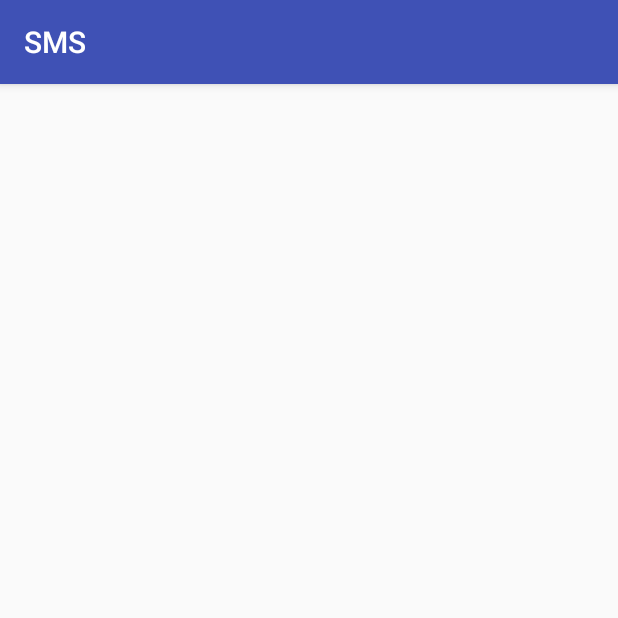
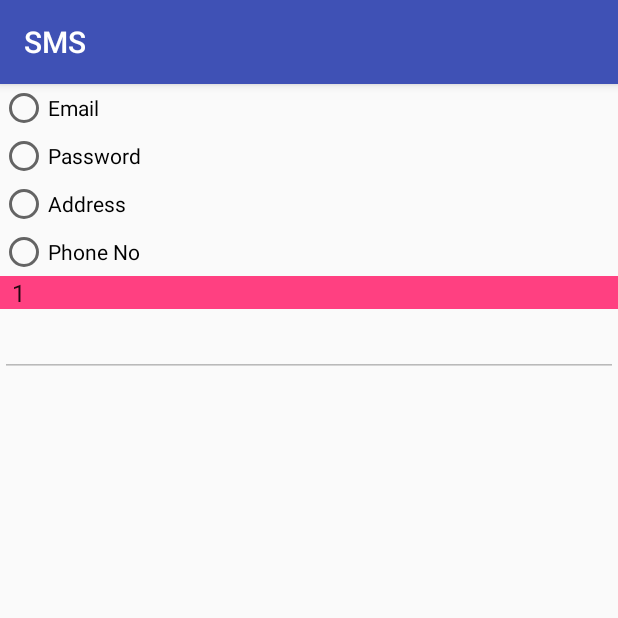
Before and after one commit to sachinitk/SMS, an Android app: the edit_basic_info screen opened directly, with no data from a screen before it, on a phone screen of 412 x 824 dp, the top half of it. Run offline under Robolectric (Android 15) with nearby library versions, the phone set to English and light mode, and no system bars.

Commit message:
5th commit

```diff
--- a/app/src/main/java/com/example/sachin/sms/Admin/studnent_details/update/edit_basic_info.java
+++ b/app/src/main/java/com/example/sachin/sms/Admin/studnent_details/update/edit_basic_info.java
@@ -2,14 +2,53 @@ package com.example.sachin.sms.Admin.studnent_details.update;
 
 import android.support.v7.app.AppCompatActivity;
 import android.os.Bundle;
+import android.widget.EditText;
+import android.widget.RadioGroup;
 
 import com.example.sachin.sms.R;
 
-public class edit_basic_info extends AppCompatActivity {
+public class edit_basic_info extends AppCompatActivity implements RadioGroup.OnCheckedChangeListener {
+    private String op1;
 
+    private RadioGroup rg1;
+    private EditText edit;
     @Override
     protected void onCreate(Bundle savedInstanceState) {
         super.onCreate(savedInstanceState);
         setContentView(R.layout.activity_edit_basic_info);
+
+        rg1 = (RadioGroup)findViewById(R.id.rg_edit_basic);
+        rg1.setOnCheckedChangeListener(this);
+        edit = (EditText)findViewById(R.id.basic_fill);
+        actv(false);
+    }
+    @Override
+    public void onCheckedChanged(RadioGroup group,int checkedId){
+        switch (checkedId)
+        {
+            case  R.id.edit_stud_email:
+            op1 = "call";
+            actv(true);
+            break;
+            case R.id.edit_stud_mobile:
+                op1 = "call";
+                actv(true);
+                break;
+            case  R.id.edit_stud_password:
+                op1 = "cpp";
+                actv(true);
+                break;
+            case  R.id.edit_stud_address:
+                op1 = "call";
+                actv(true);
+                break;
+        }
+    }
+
+    private void actv(final boolean active){
+        edit.setEnabled(active);
+        if(active){
+            edit.requestFocus();
+        }
     }
 }
--- a/app/src/main/res/layout/activity_edit_basic_info.xml
+++ b/app/src/main/res/layout/activity_edit_basic_info.xml
@@ -1,9 +1,62 @@
 <?xml version="1.0" encoding="utf-8"?>
-<android.support.constraint.ConstraintLayout xmlns:android="http://schemas.android.com/apk/res/android"
+<RelativeLayout xmlns:android="http://schemas.android.com/apk/res/android"
     xmlns:app="http://schemas.android.com/apk/res-auto"
     xmlns:tools="http://schemas.android.com/tools"
     android:layout_width="match_parent"
     android:layout_height="match_parent"
     tools:context="com.example.sachin.sms.Admin.studnent_details.update.edit_basic_info">
 
-</android.support.constraint.ConstraintLayout>
+
+
+   <LinearLayout
+       android:id="@+id/ll2"
+       android:layout_width="match_parent"
+       android:layout_height="match_parent"
+       android:orientation="vertical">
+       <RadioGroup
+           android:id="@+id/rg_edit_basic"
+           android:layout_width="match_parent"
+           android:layout_height="wrap_content"
+           android:orientation="vertical">
+
+           <RadioButton
+               android:id="@+id/edit_stud_email"
+               android:layout_width="match_parent"
+               android:layout_height="wrap_content"
+               android:text="@string/student_email"/>
+           <RadioButton
+               android:id="@+id/edit_stud_password"
+               android:layout_width="match_parent"
+               android:layout_height="wrap_content"
+               android:text="@string/student_password"/>
+           <RadioButton
+               android:id="@+id/edit_stud_address"
+               android:layout_width="match_parent"
+               android:layout_height="wrap_content"
+               android:text="@string/address"/>
+           <RadioButton
+               android:id="@+id/edit_stud_mobile"
+               android:layout_width="match_parent"
+               android:layout_height="wrap_content"
+               android:text="@string/phoneno."/>
+
+           <Spinner
+               android:id="@+id/sem_choose"
+               android:layout_width="match_parent"
+               android:layout_height="wrap_content"
+               android:background="@color/colorAccent"
+               android:entries="@array/sem_arrays"
+               android:popupBackground="@color/common_action_bar_splitter"
+               android:prompt="@id/sem_choose" />
+       </RadioGroup>
+
+       <EditText
+           android:id="@+id/basic_fill"
+           android:layout_width="match_parent"
+           android:layout_height="wrap_content"
+           />
+
+
+   </LinearLayout>
+
+    </RelativeLayout>
```
Also changed, not shown: app/src/main/java/com/example/sachin/sms/Admin/admin_menu.java (+8 -0 lines), app/src/main/java/com/example/sachin/sms/Admin/studnent_details/Update_main.java (+12 -0 lines).
